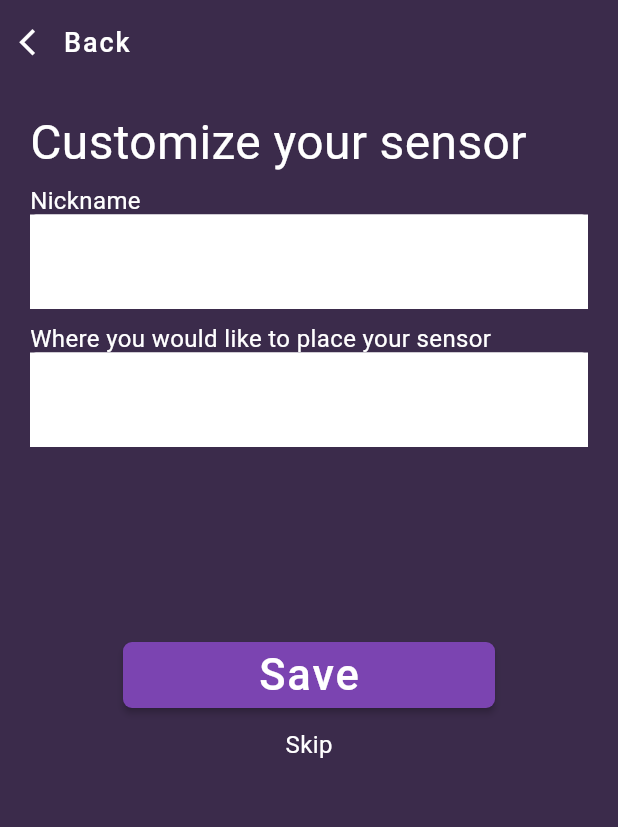
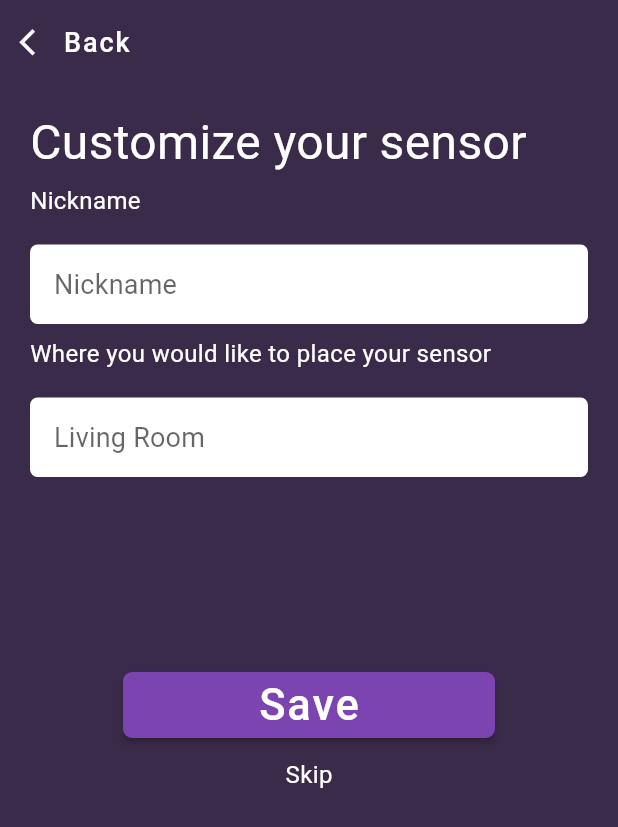
Before and after one commit to kaloyanpepelyashki/OHMIO_application_production, a Flutter app: the CustomizeSensorPage screen opened directly with empty values, on a phone screen of 412 x 824 dp. Shown: the top 827 px of the screen. Run offline on Flutter 3.47's test engine with Material 2 defaults, Android fonts, the phone set to English and light mode, and no system bars; our stand-ins replace carousel_slider, connectivity_plus, dotted_border, equatable, fl_chart, flutter_bloc and 11 more; missing offline and left inert: dart_either, flutter_jailbreak_detection, mqtt_client, onesignal_flutter; accounts and stored records are empty.

Commit message:
Fix input fields, fix problems with saving customization, add only active sensors to dashboard and rest to historical data

```diff
--- a/lib/config/themes/main_theme.dart
+++ b/lib/config/themes/main_theme.dart
@@ -12,4 +12,9 @@ final ThemeData mainTheme = ThemeData(
 
       // background: const Color(0xFFFAFAFA),
     ),
+    textSelectionTheme: TextSelectionThemeData(
+      cursorColor: Colors.red,
+      selectionColor: Colors.blue,
+      selectionHandleColor: Colors.black,
+    ),
     typography: Typography());
--- a/lib/features/feature/data/models/sensor_dao.dart
+++ b/lib/features/feature/data/models/sensor_dao.dart
@@ -12,6 +12,7 @@ class SensorDAO extends SensorClass{
       maxValue: json['max_value']?.toString() ?? "",
       sensorImage: json['image']?.toString() ?? "",
       sensorName: json['name']?.toString() ?? "",
+      nickname: json['nickname']?.toString()??"",
     );
   }
 }
--- a/lib/features/feature/presentation/bloc/PinTunnelBloc.dart
+++ b/lib/features/feature/presentation/bloc/PinTunnelBloc.dart
@@ -144,6 +144,7 @@ class PinTunnelBloc extends Bloc<PinTunnelEvent, PinTunnelState> {
       ifRight: (value) => {
         if (value.isNotEmpty)
           {
+            print("VALUE in onGetSensorsForUser: ${value}"),
             emit(SensorsForUserReceivedState(value)),
             print("SensorsForUserReceivedState emmited"),
           }
--- a/lib/features/feature/presentation/pages/customize_sensor_page.dart
+++ b/lib/features/feature/presentation/pages/customize_sensor_page.dart
@@ -25,6 +25,7 @@ class _CustomizeSensorPageState extends State<CustomizeSensorPage> {
   void initState() {
     nicknameController = TextEditingController();
     placementController = TextEditingController();
+    print("SENSOR ID: ${widget.sensorId}");
     super.initState();
   }
 
@@ -59,13 +60,23 @@ class _CustomizeSensorPageState extends State<CustomizeSensorPage> {
                       ),
                     ),
                     Container(
+                            decoration: BoxDecoration(
                                 color: Colors.white,
-                      child: InputFieldWithHeading(
+                                borderRadius: BorderRadius.circular(5)),
+                            margin: const EdgeInsets.fromLTRB(0, 20, 0, 0),
+                            child: TextField(
+                              key: Key("emailField"),
                               controller: nicknameController!,
-                        placeHolder: 'Nickname',
+                              cursorColor: Colors.black,
+                              decoration: InputDecoration(
+                                focusColor: Colors.transparent,
+                                    hoverColor: Colors.transparent,
+                                    border: InputBorder.none,
+                                  contentPadding: EdgeInsets.all(16.0),
+                                  hintText: 'Nickname',
+                                  hintStyle: TextStyle(fontSize: 18)),
                               obscureText: false,
-                      ),
-                    ),
+                            )),
                     SizedBox(height: 10),
                     Text(
                       "Where you would like to place your sensor",
@@ -77,13 +88,20 @@ class _CustomizeSensorPageState extends State<CustomizeSensorPage> {
                     Container(
                             decoration: BoxDecoration(
                                 color: Colors.white,
-                      ),
-                      child: InputFieldWithHeading(
+                                borderRadius: BorderRadius.circular(5)),
+                            margin: const EdgeInsets.fromLTRB(0, 20, 0, 0),
+                            child: TextField(
                               controller: placementController!,
-                        placeHolder: 'Living Room',
+                              cursorColor: Colors.black,
+                              decoration: InputDecoration(
+                                focusColor: Colors.transparent,
+                                    hoverColor: Colors.transparent,
+                                    border: InputBorder.none,
+                                  contentPadding: EdgeInsets.all(16.0),
+                                  hintText: 'Living Room',
+                                  hintStyle: TextStyle(fontSize: 18)),
                               obscureText: false,
-                      ),
-                    ),
+                            )),
                     SizedBox(height: 10),
                     SizedBox(height: 100),
                   ],
--- a/lib/features/feature/presentation/pages/dashboard/dashboard_page.dart
+++ b/lib/features/feature/presentation/pages/dashboard/dashboard_page.dart
@@ -89,6 +89,7 @@ class DashBoardPageState extends State<DashBoardPage> {
       },
       builder: (context, state) {
         if (state is SensorsForUserReceivedState) {
+          print("STATES sensorList ${state.sensorList}");
           if (state.sensorList.isNotEmpty) {
             //  List<int> listOfMacs = [];
             sensorsActuatorsElements.clear();
--- a/lib/features/feature/presentation/widgets/drawer_menu.dart
+++ b/lib/features/feature/presentation/widgets/drawer_menu.dart
@@ -80,7 +80,7 @@ class DrawerMenuComponent extends StatelessWidget {
                 alignment: Alignment.bottomCenter,
                 child: Padding(
                   padding: EdgeInsets.only(bottom: 20.0),
-                  child: Text("VERSION: 1.0.4"),
+                  child: Text("VERSION: 1.0.5"),
                 ),
               ),
             ),
```
Also changed, not shown: lib/features/feature/data/repository/pin_tunnel_repository.dart (+48 -20 lines), lib/features/feature/presentation/pages/authentication/login_page.dart (+10 -2 lines), pubspec.lock. Lines whose indentation alone changed are shown as unchanged.
